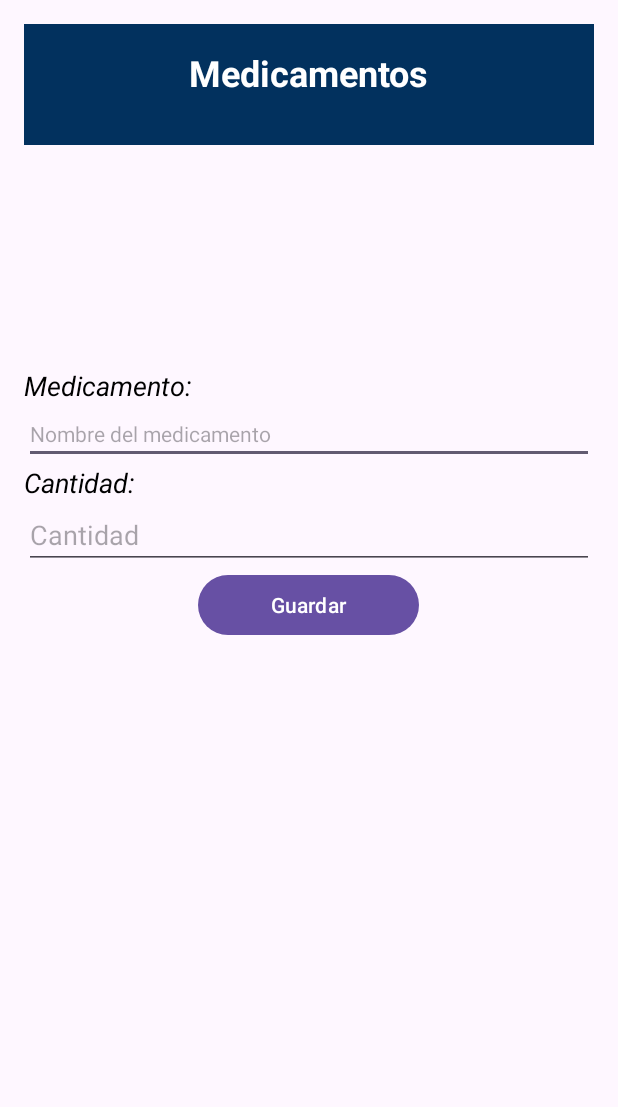
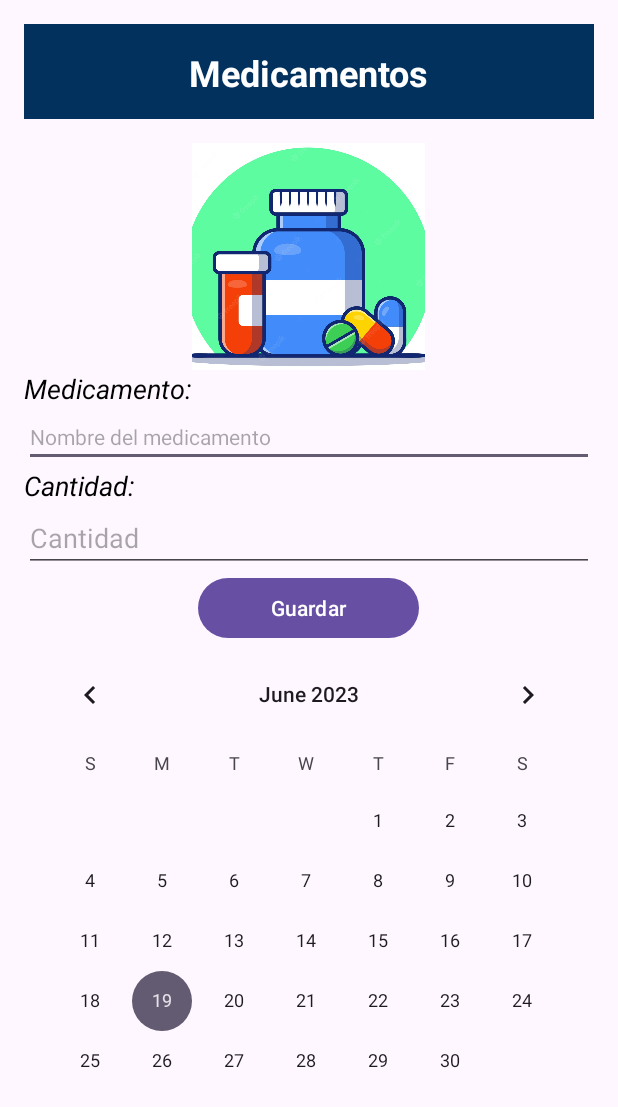
Before and after one commit to NoeliaDuranL/Recordatorio_Medicamentos, an Android app: the MedicamentosActivity screen opened directly, with no data from a screen before it, after a tap on "Guardar", on a phone screen of 412 x 824 dp. Shown: the top 1107 px of the screen. Run offline under Robolectric (Android 15) with nearby library versions, the phone set to English and light mode, and no system bars; our stand-ins replace Firebase (no records; nobody signed in at launch, a user with empty details on screens opened directly).

Commit message:
Se corrigieron cosas

```diff
--- a/app/src/main/java/com/example/recordatoriomedicamentos/MainActivity.kt
+++ b/app/src/main/java/com/example/recordatoriomedicamentos/MainActivity.kt
@@ -36,7 +36,7 @@ class MainActivity : AppCompatActivity(), NavigationView.OnNavigationItemSelecte
         setContentView(R.layout.activity_main)
 
         val toolbar: Toolbar = findViewById(R.id.toolbar_main)
-        toolbar.title = ""
+        toolbar.title = "Recordatorios Médicos💊"
         setSupportActionBar(toolbar)
 
         drawer = findViewById(R.id.drawer_layout)
--- a/app/src/main/java/com/example/recordatoriomedicamentos/MedicamentosActivity.kt
+++ b/app/src/main/java/com/example/recordatoriomedicamentos/MedicamentosActivity.kt
@@ -5,14 +5,17 @@ import android.os.Bundle
 import android.widget.Button
 import android.widget.EditText
 import android.widget.Toast
+import com.google.firebase.firestore.FirebaseFirestore
 
 class MedicamentosActivity : AppCompatActivity() {
     private lateinit var editTextMedicinaNombre: EditText  // Campo de texto para ingresar el nombre del medicamento
     private lateinit var editTextCantidad: EditText  // Campo de texto para ingresar la cantidad del medicamento
     private lateinit var buttonGuardar: Button  // Botón para guardar el medicamento
 
+    private val db = FirebaseFirestore.getInstance()
+    private val medicamentosCollection = db.collection("Medicamentos")
+
     override fun onCreate(savedInstanceState: Bundle?) {
-
         super.onCreate(savedInstanceState)
         setContentView(R.layout.activity_medicamentos)
 
@@ -29,9 +32,24 @@ class MedicamentosActivity : AppCompatActivity() {
     }
 
     private fun guardarMedicamento(medicinaNombre: String, cantidad: String) {
-        // Aquí puedes implementar la lógica para guardar los datos del medicamento en la base de datos o realizar cualquier otra acción requerida.
+        val medicamento = hashMapOf(
+            "nombre" to medicinaNombre,
+            "cantidad" to cantidad
+        )
 
-        // Ejemplo: Mostrar un mensaje de éxito después de guardar los datos.
-        Toast.makeText(this, "Medicamento guardado: $medicinaNombre, Cantidad: $cantidad", Toast.LENGTH_SHORT).show()
+        medicamentosCollection
+            .add(medicamento)
+            .addOnSuccessListener {
+                // Se guardaron los datos exitosamente
+                Toast.makeText(this, "Medicamento guardado: $medicinaNombre, Cantidad: $cantidad", Toast.LENGTH_SHORT).show()
+
+                // Borrar los campos de texto
+                editTextMedicinaNombre.text.clear()
+                editTextCantidad.text.clear()
+            }
+            .addOnFailureListener { e ->
+                // Ocurrió un error al guardar los datos
+                Toast.makeText(this, "Error al guardar el medicamento: ${e.message}", Toast.LENGTH_SHORT).show()
+            }
     }
 }
--- a/app/src/main/res/layout/activity_doctor.xml
+++ b/app/src/main/res/layout/activity_doctor.xml
@@ -5,12 +5,11 @@
     android:orientation="vertical"
     android:padding="16dp">
 
-
     <TextView
         android:id="@+id/textView"
         android:layout_width="match_parent"
         android:layout_height="49dp"
-        android:background="#FF4081"
+        android:background="#02315E"
         android:gravity="center"
         android:text="@string/doctores"
         android:textColor="#FFFFFF"
@@ -49,6 +48,7 @@
         android:id="@+id/buttonAddDoctor"
         android:layout_width="wrap_content"
         android:layout_height="wrap_content"
+        android:layout_gravity="center_horizontal"
         android:text="@string/agregar_doctor" />
 
     <LinearLayout
--- a/app/src/main/res/layout/activity_medicamentos.xml
+++ b/app/src/main/res/layout/activity_medicamentos.xml
@@ -10,28 +10,32 @@
 
     <LinearLayout
         android:layout_width="match_parent"
-        android:layout_height="wrap_content"
+        android:layout_height="63dp"
+        android:background="#02315E"
         android:orientation="vertical"
-        android:background="#02315E"
         android:padding="16dp">
 
         <TextView
             android:id="@+id/textView_Titulo"
             android:layout_width="wrap_content"
-            android:layout_height="wrap_content"
+            android:layout_height="44dp"
+            android:layout_gravity="center_horizontal"
+            android:layout_marginBottom="16dp"
             android:text="Medicamentos"
-            android:layout_gravity="center_horizontal"
+            android:textColor="#FFFFFF"
             android:textSize="24sp"
-            android:textStyle="bold"
-            android:textColor="#FFFFFF"
-            android:layout_marginBottom="16dp"/>
+            android:textStyle="bold" />
+
     </LinearLayout>
 
     <ImageView
-        android:id="@+id/imageView2"
-        android:layout_width="match_parent"
-        android:layout_height="148dp"
-        tools:srcCompat="@drawable/_200x630wa" />
+        android:id="@+id/profileImageView"
+        android:layout_width="155dp"
+        android:layout_height="151dp"
+        android:layout_gravity="center"
+        android:layout_marginTop="16dp"
+        android:scaleType="centerCrop"
+        android:src="@drawable/medicine_pills_cartoon_icon_illu" />
 
     <TextView
         android:id="@+id/textView_Nombre"
@@ -69,7 +73,7 @@
         android:layout_width="120dp"
         android:layout_height="112dp"
         android:layout_gravity="center_horizontal"
-        app:srcCompat="@drawable/imagen_login"
+        app:srcCompat="@drawable/medicine_pills_cartoon_icon_illu"
         android:visibility="gone" />
 
     <EditText
@@ -88,4 +92,9 @@
         android:text="Guardar"
         app:rippleColor="#3F51B5" />
 
+    <CalendarView
+        android:id="@+id/calendarView"
+        android:layout_width="match_parent"
+        android:layout_height="wrap_content" />
+
 </LinearLayout>
--- a/app/src/main/res/layout/activity_usuario.xml
+++ b/app/src/main/res/layout/activity_usuario.xml
@@ -13,9 +13,10 @@
         android:id="@+id/titleTextView"
         android:layout_width="match_parent"
         android:layout_height="52dp"
-        android:background="#03A9F4"
+        android:background="#02315E"
         android:fontFamily="serif"
         android:text="USUARIO"
+        android:textColor="@android:color/white"
         android:textSize="24sp"
         android:gravity="center_vertical"
         android:paddingStart="16dp" />
--- a/app/src/main/res/layout/activity_ver_perfil.xml
+++ b/app/src/main/res/layout/activity_ver_perfil.xml
@@ -19,7 +19,8 @@
         android:id="@+id/titleTextView"
         android:layout_width="match_parent"
         android:layout_height="52dp"
-        android:background="#03A9F4"
+        android:background="#02315E"
+        android:textColor="@android:color/white"
         android:fontFamily="serif"
         android:text="USUARIO"
         android:textSize="24sp"
```
Also changed, not shown: app/src/main/java/com/example/recordatoriomedicamentos/AlarmaReceiver.kt (+40 -0 lines), app/src/main/java/com/example/recordatoriomedicamentos/UsuarioActivity.kt (+6 -6 lines), app/src/main/java/com/example/recordatoriomedicamentos/VerPerfilActivity.kt (+4 -4 lines), app/src/main/res/layout/activity_alarma.xml (+22 -8 lines), app/src/main/res/layout/activity_main.xml (+8 -1 lines), app/src/main/res/layout/app_bar_main.xml (+10 -5 lines), app/src/main/res/drawable/medicine_pills_cartoon_icon_illu.png (added).
